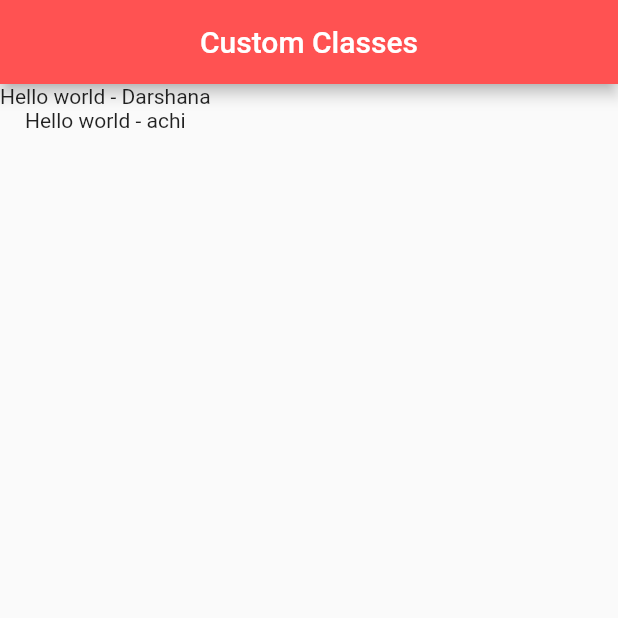
After one commit to Darshana97/My_Flutter_Programms, a Flutter app: the CustomClasses screen opened directly, on a phone screen of 412 x 824 dp, the top half of it. The commit adds this screen. Run offline on Flutter 3.47's test engine with Material 2 defaults, Android fonts, the phone set to English and light mode, and no system bars.

Commit message:
Custom Classes

```diff
--- /dev/null
+++ b/custom_classes/lib/main.dart
@@ -0,0 +1,35 @@
+import 'package:flutter/material.dart';
+import 'quote.dart';
+
+void main() => runApp(MaterialApp(
+  home: CustomClasses(),
+));
+
+class CustomClasses extends StatefulWidget {
+  @override
+  _CustomClassesState createState() => _CustomClassesState();
+}
+
+class _CustomClassesState extends State<CustomClasses> {
+
+  List<Quote1> quotes = [
+    Quote1(text: "Hello world",author: "Darshana"),
+    Quote1(text: "Hello world",author: "achi")
+  ];
+
+
+
+  @override
+  Widget build(BuildContext context) {
+    return Scaffold(
+      appBar: AppBar(
+        title: Text("Custom Classes"),
+        centerTitle: true,
+        backgroundColor: Colors.redAccent,
+      ),
+      body: Column(
+        children: quotes.map((quote)=>Text('${quote.text} - ${quote.author}')).toList(),
+      ),
+    );
+  }
+}
--- a/custom_classes/lib/quote.dart
+++ b/custom_classes/lib/quote.dart
@@ -1,9 +1,17 @@
-class Quote{
+class Quote1{
 
   String text;
   String author;
 
-  Quote({this.text,this.author});
+//  Quote(String text,String author){
+//    this.text = text;
+//    this.author=author;
+//  }
+
+
+    Quote1({this.text,this.author});
 
 
 }
+
+//Quote myquote = Quote("Hello World", "Darshana");
```
Also changed, not shown: custom_classes/pubspec.yaml (added, +72 -0 lines), custom_classes/pubspec.lock (added), 54 other files.
